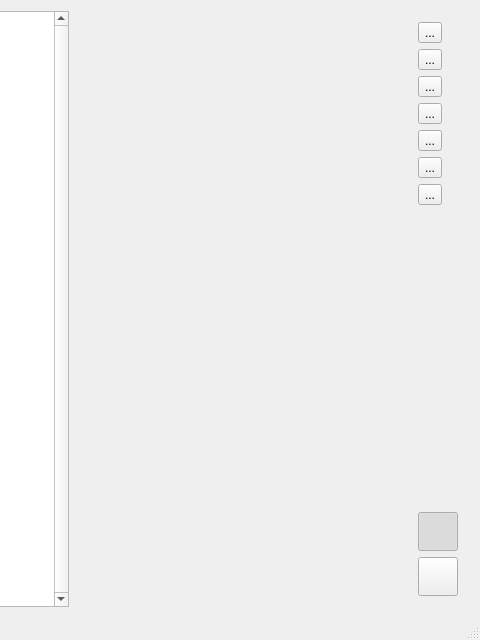
Qt form id-tool/ui/mainwindow.ui (ifaoe/daisi-gui) before a commit; both pictures show x 442 to 922 and y 0 to 640 of the 922 by 640 pixel window.
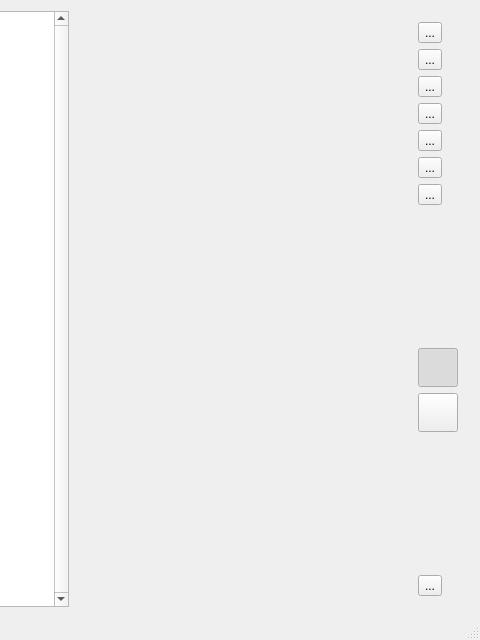
The same form after that commit. Icons and pictures are not drawn. Custom widgets are drawn as their Qt base class.

Commit message: Nutzerverwaltung in ID-, Census- und Metadaten-Tool integriert

Patch:
```diff
--- a/id-tool/ui/mainwindow.ui
+++ b/id-tool/ui/mainwindow.ui
@@ -43,6 +43,19 @@
     <item row="0" column="2">
      <widget class="QFrame" name="frame_toolbar">
       <layout class="QGridLayout" name="gridLayout_2">
+       <item row="10" column="0">
+        <spacer name="verticalSpacer_2">
+         <property name="orientation">
+          <enum>Qt::Vertical</enum>
+         </property>
+         <property name="sizeHint" stdset="0">
+          <size>
+           <width>20</width>
+           <height>40</height>
+          </size>
+         </property>
+        </spacer>
+       </item>
        <item row="2" column="0">
         <widget class="QToolButton" name="toolbutton_zoom_in">
          <property name="toolTip">
@@ -272,6 +285,26 @@
          </attribute>
         </widget>
        </item>
+       <item row="11" column="0">
+        <widget class="QToolButton" name="toolbutton_password">
+         <property name="toolTip">
+          <string>Passwort ändern</string>
+         </property>
+         <property name="text">
+          <string>...</string>
+         </property>
+         <property name="icon">
+          <iconset resource="icons.qrc">
+           <normaloff>:/icons/icons/24x24/object-locked.svg</normaloff>:/icons/icons/24x24/object-locked.svg</iconset>
+         </property>
+         <property name="iconSize">
+          <size>
+           <width>32</width>
+           <height>32</height>
+          </size>
+         </property>
+        </widget>
+       </item>
       </layout>
      </widget>
     </item>
```
Left out of the diff: 26 changed lines with no effect on the pictures. The commit also changes 25 other files.
